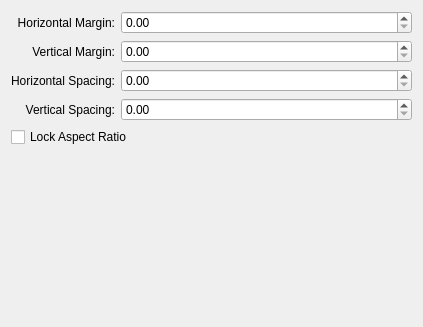
The window that src/libkstapp/layouttab.ui (Kst-plot/kst) describes before a commit, drawn with Qt 5.
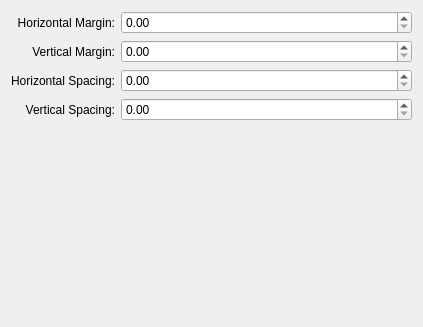
The same window after the commit.

Patch:
```diff
--- a/src/libkstapp/layouttab.ui
+++ b/src/libkstapp/layouttab.ui
@@ -95,13 +95,6 @@
        </property>
       </widget>
      </item>
-     <item row="4" column="0" colspan="2" >
-      <widget class="QCheckBox" name="_lockAspectRatio" >
-       <property name="text" >
-        <string>Lock Aspect Ratio</string>
-       </property>
-      </widget>
-     </item>
     </layout>
    </item>
    <item>
```
